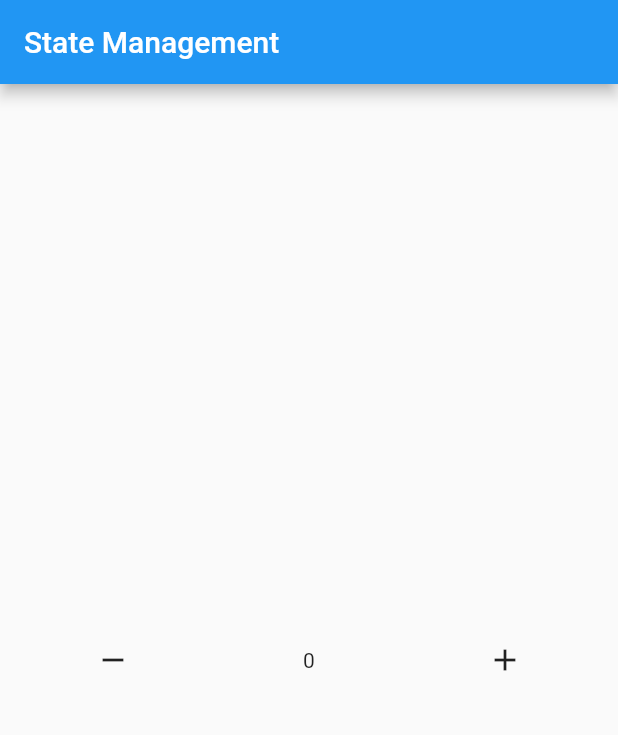
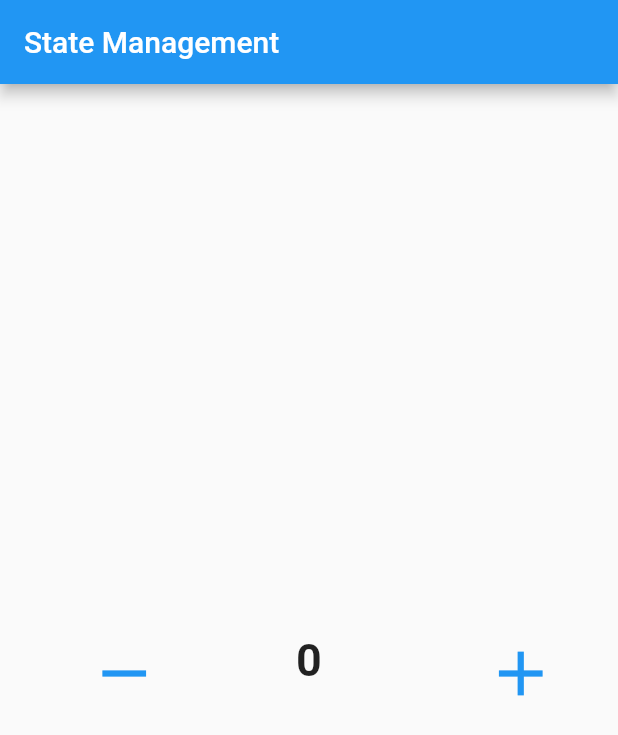
Before and after one commit to Devsaci/code2start, a Flutter app: the screen it shows after launch, on a phone screen of 412 x 824 dp. Shown: the top 735 px of the screen. Run offline on Flutter 3.47's test engine with Material 2 defaults, Android fonts, the phone set to English and light mode, and no system bars.

Commit message:
Size / style

```diff
--- a/lib/main.dart
+++ b/lib/main.dart
@@ -1,3 +1,5 @@
+import 'dart:ui';
+
 import 'package:flutter/cupertino.dart';
 import 'package:flutter/material.dart';
 
@@ -43,12 +45,26 @@ class _HomeState extends State<Home> {
           children: [
             IconButton(
               onPressed: () {},
-              icon: const Icon(Icons.remove),
+              icon: const Icon(
+                Icons.remove,
+                size: 50,
+                color: Colors.blue,
+              ),
             ),
-            Text('$counter'),
+            Text(
+              '$counter',
+              style: const TextStyle(
+                fontSize: 30,
+                fontWeight: FontWeight.bold,
+              ),
+            ),
             IconButton(
               onPressed: () {},
-              icon: const Icon(Icons.add),
+              icon: const Icon(
+                Icons.add,
+                size: 50,
+                color: Colors.blue,
+              ),
             ),
           ],
         ),
```
